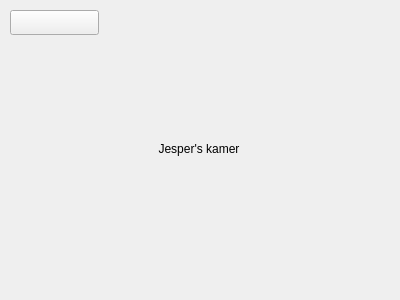
djog/djog_nanos_2018, file kamer_jesper.ui: the form before one commit.
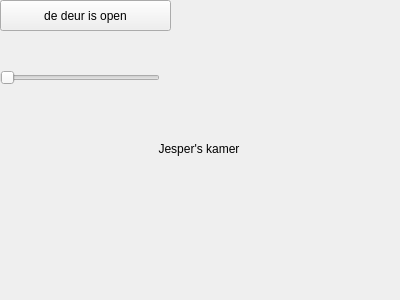
The form after the commit.

Commit message: Veranderd, dankjewel @richelbilderbeek

Diff of the .ui file:
```diff
--- a/kamer_jesper.ui
+++ b/kamer_jesper.ui
@@ -32,14 +32,27 @@
   <widget class="QPushButton" name="knop_nw">
    <property name="geometry">
     <rect>
-     <x>10</x>
-     <y>10</y>
-     <width>89</width>
-     <height>25</height>
+     <x>0</x>
+     <y>0</y>
+     <width>171</width>
+     <height>31</height>
     </rect>
    </property>
    <property name="text">
-    <string/>
+    <string>de deur is open</string>
+   </property>
+  </widget>
+  <widget class="QSlider" name="horizontalSlider">
+   <property name="geometry">
+    <rect>
+     <x>0</x>
+     <y>70</y>
+     <width>160</width>
+     <height>16</height>
+    </rect>
+   </property>
+   <property name="orientation">
+    <enum>Qt::Horizontal</enum>
    </property>
   </widget>
  </widget>
```
The commit also changes 2 other files.
